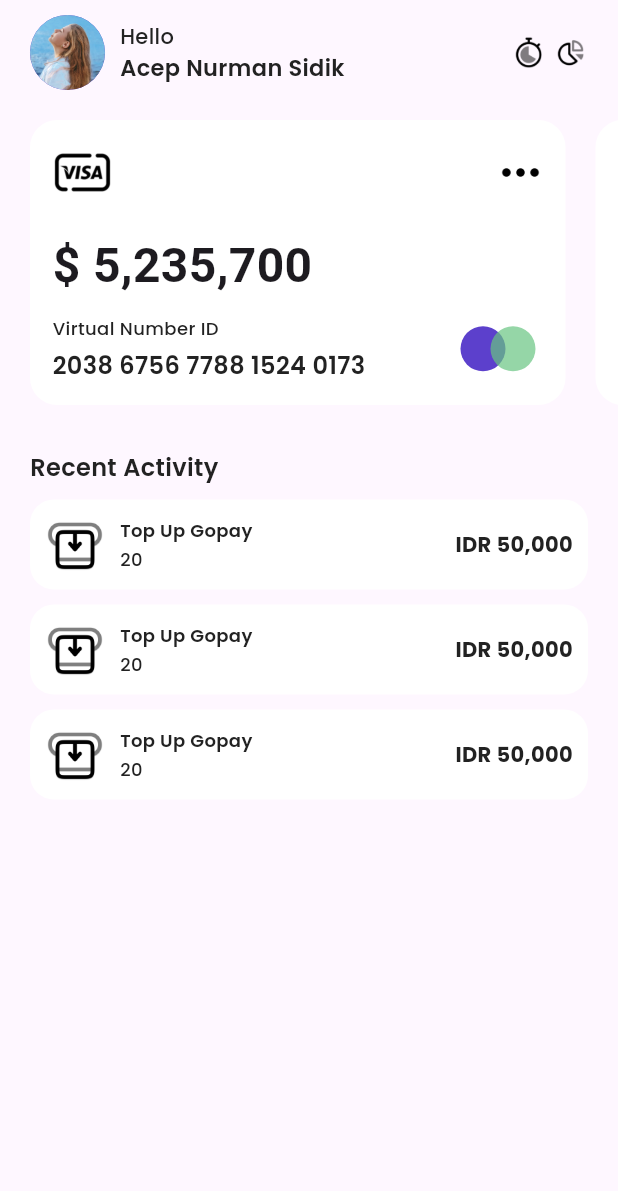
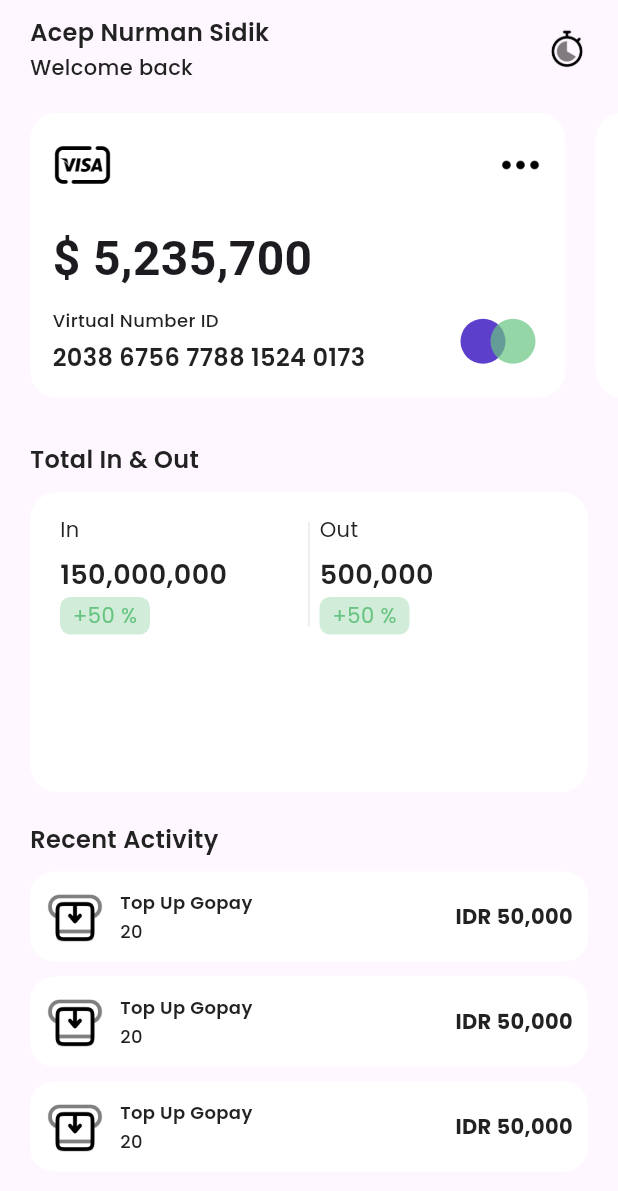
Before and after one commit to acepnurmansidik/M-Track, a Flutter app: the BankAccountPage widget shown alone on an empty page, opened directly, on a phone screen of 412 x 824 dp. Shown: the top 1191 px of the screen. Run offline on Flutter 3.47's test engine with Material 3 defaults, Android fonts, the phone set to English and light mode, and no system bars; our stand-ins replace bloc, equatable, firebase_core, firebase_messaging, flutter_bloc, flutter_dotenv and 3 more; missing offline and left inert: currency_textfield; accounts and stored records are empty; statements that could not run were skipped.

Commit message:
update bank page

```diff
--- a/lib/pages/bank_account_page.dart
+++ b/lib/pages/bank_account_page.dart
@@ -13,62 +13,35 @@ class BankAccountPage extends StatelessWidget {
         child: Row(
           mainAxisAlignment: MainAxisAlignment.spaceBetween,
           children: [
-            Container(
-              height: 50,
-              width: 50,
-              margin: const EdgeInsets.only(right: 10),
-              decoration: BoxDecoration(
-                shape: BoxShape.circle,
-                color: kPrimaryColor,
-                image: const DecorationImage(
-                  image: AssetImage('assets/img_avatar.png'),
-                ),
-              ),
-            ),
             Column(
               mainAxisAlignment: MainAxisAlignment.start,
               crossAxisAlignment: CrossAxisAlignment.start,
               children: [
                 Text(
-                  "Hello",
+                  "Acep Nurman Sidik",
+                  style: blackTextStyle.copyWith(
+                    fontSize: 16,
+                    fontWeight: semibold,
+                  ),
+                ),
+                const SizedBox(height: 2),
+                Text(
+                  "Welcome back",
                   style: blackTextStyle.copyWith(
                     fontSize: 14,
                     fontWeight: medium,
                   ),
                 ),
-                Text(
-                  "Acep Nurman Sidik",
-                  style: blackTextStyle.copyWith(
-                    fontSize: 15,
-                    fontWeight: semibold,
-                  ),
-                ),
               ],
             ),
             const Spacer(),
-            SizedBox(
-              child: Row(
-                children: [
-                  Container(
-                    height: 23,
-                    width: 23,
-                    decoration: const BoxDecoration(
-                      image: DecorationImage(
-                        image: AssetImage('assets/stopwatch.png'),
-                      ),
-                    ),
-                  ),
-                  const SizedBox(width: 5),
-                  Container(
-                    height: 23,
-                    width: 23,
-                    decoration: const BoxDecoration(
-                      image: DecorationImage(
-                        image: AssetImage('assets/pie_chart.png'),
-                      ),
-                    ),
-                  ),
-                ],
+            Container(
+              height: 28,
+              width: 28,
+              decoration: const BoxDecoration(
+                image: DecorationImage(
+                  image: AssetImage('assets/stopwatch.png'),
+                ),
               ),
             ),
           ],
@@ -326,10 +299,114 @@ class BankAccountPage extends StatelessWidget {
       );
     }
 
+    Widget totalSummary() {
+      Widget totalSummaryItem({
+        String title = "",
+        int nominal = 0,
+        String percent = "",
+      }) {
+        return Container(
+          height: 90,
+          padding: const EdgeInsets.symmetric(vertical: 5),
+          width: (MediaQuery.of(context).size.width / 2) - 47,
+          child: Column(
+            crossAxisAlignment: CrossAxisAlignment.start,
+            children: [
+              Text(
+                title,
+                style: blackTextStyle.copyWith(
+                  fontSize: 14,
+                ),
+              ),
+              const Spacer(),
+              Text(
+                NumberFormat.currency(
+                  symbol: "",
+                  decimalDigits: 0,
+                ).format(nominal),
+                style: blackTextStyle.copyWith(
+                  fontSize: 18,
+                  fontWeight: semibold,
+                ),
+              ),
+              Container(
+                alignment: Alignment.center,
+                height: 25,
+                width: 60,
+                margin: const EdgeInsets.only(top: 2),
+                decoration: BoxDecoration(
+                  borderRadius: BorderRadius.circular(7),
+                  color: kGreenColor.withOpacity(.3),
+                ),
+                child: Text(
+                  "+$percent %",
+                  style: greenTextStyle.copyWith(fontSize: 14),
+                ),
+              )
+            ],
+          ),
+        );
+      }
+
+      return Container(
+        margin: const EdgeInsets.only(left: 20, right: 20, bottom: 10),
+        child: Column(
+          crossAxisAlignment: CrossAxisAlignment.start,
+          children: [
+            Container(
+              margin: const EdgeInsets.symmetric(vertical: 10),
+              child: Text(
+                "Total In & Out",
+                style: blackTextStyle.copyWith(
+                  fontSize: 16,
+                  fontWeight: semibold,
+                ),
+              ),
+            ),
+            Container(
+              height: 200,
+              width: MediaQuery.of(context).size.width,
+              padding: const EdgeInsets.symmetric(horizontal: 20, vertical: 10),
+              decoration: BoxDecoration(
+                color: kWhiteColor,
+                borderRadius: BorderRadius.circular(18),
+              ),
+              child: Column(
+                children: [
+                  Row(
+                    mainAxisAlignment: MainAxisAlignment.spaceBetween,
+                    children: [
+                      totalSummaryItem(
+                        title: "In",
+                        nominal: 150000000,
+                        percent: "50",
+                      ),
+                      Container(
+                        height: 70,
+                        width: 1,
+                        decoration:
+                            BoxDecoration(color: kGreyColor.withOpacity(.2)),
+                      ),
+                      totalSummaryItem(
+                        title: "Out",
+                        nominal: 500000,
+                        percent: "50",
+                      ),
+                    ],
+                  ),
+                ],
+              ),
+            )
+          ],
+        ),
+      );
+    }
+
     return ListView(
       children: [
         appBar(),
         virtualCard(),
+        totalSummary(),
         recentActiviy(),
       ],
     );
--- a/lib/pages/home_page.dart
+++ b/lib/pages/home_page.dart
@@ -4,7 +4,6 @@ import 'package:flutter/material.dart';
 import 'package:intl/intl.dart';
 import 'package:tracking/cubit/transaction_cubit.dart';
 import 'package:tracking/models/transaction_model.dart';
-import 'package:tracking/pages/form_transaction_page.dart';
 import 'package:tracking/skelaton/skelaton_trx_list.dart';
 import 'package:tracking/theme.dart';
 import 'package:flutter_bloc/flutter_bloc.dart';
--- a/lib/widgets/custom_buttom_navbar.dart
+++ b/lib/widgets/custom_buttom_navbar.dart
@@ -78,7 +78,7 @@ class _CustomButtomNavbarState extends State<CustomButtomNavbar> {
             index: 0,
           ),
           menuItems(
-            iconName: 'wallet',
+            iconName: 'card',
             index: 1,
           ),
           menuItems(
--- a/pubspec.yaml
+++ b/pubspec.yaml
@@ -40,7 +40,7 @@ dependencies:
   http: ^1.2.1
   flutter_bloc: ^8.1.6
   flutter_dotenv: ^5.2.1
-  intl: ^0.20.1
+  intl: ^0.19.0
   bloc: ^8.1.4
   shimmer: ^3.0.0
   firebase_core: ^3.8.1
```
Also changed, not shown: assets/card.png, assets/home.png, assets/profile.png, assets/wallet.png, pubspec.lock.
